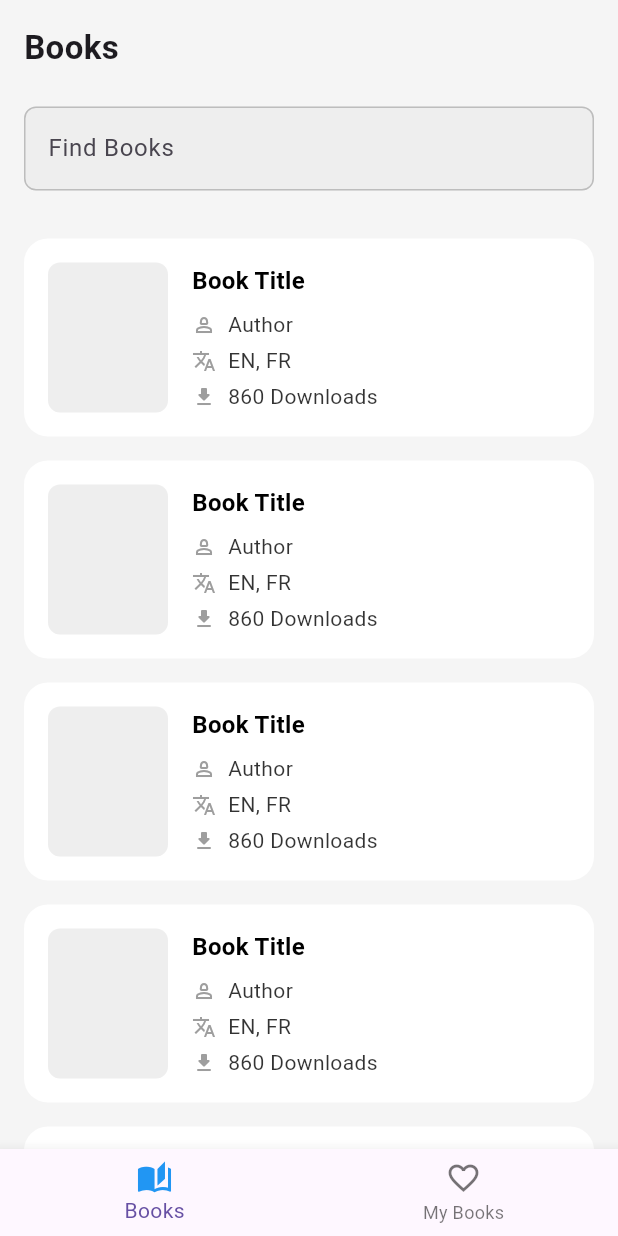
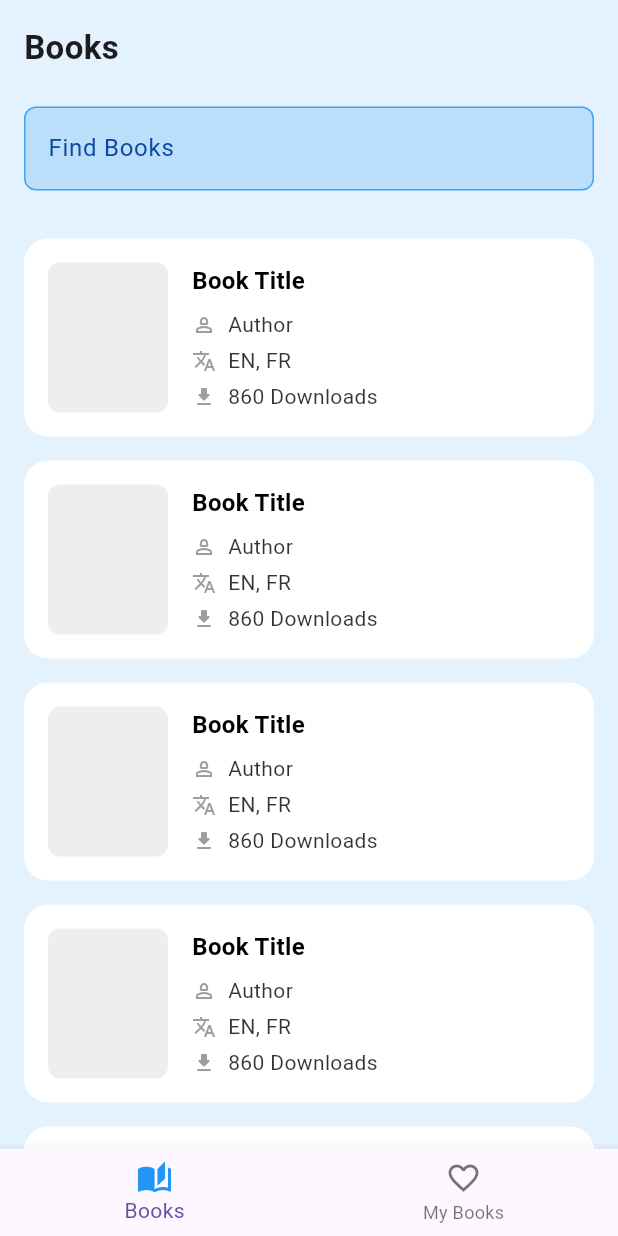
Before and after one commit to hamcuks/bucher-palm-code, a Flutter app: the screen it shows after launch, on a phone screen of 412 x 824 dp. Run offline on Flutter 3.47's test engine with Material 3 defaults, Android fonts, the phone set to English and light mode, and no system bars.

Commit message:
style: change prefered color app

```diff
--- a/lib/main.dart
+++ b/lib/main.dart
@@ -11,9 +11,12 @@ class MyApp extends StatelessWidget {
 
   @override
   Widget build(BuildContext context) {
-    return const MaterialApp(
+    return MaterialApp(
       title: 'Bucher - Palm Code',
-      home: MainScreen(),
+      theme: ThemeData(
+        scaffoldBackgroundColor: Colors.blue.shade50,
+      ),
+      home: const MainScreen(),
     );
   }
 }
@@ -29,7 +32,6 @@ class MainScreen extends StatelessWidget {
       valueListenable: tabBarMenuIndex,
       builder: (context, state, _) {
         return Scaffold(
-          backgroundColor: Colors.grey[100],
           bottomNavigationBar: BottomNavigationBar(
             currentIndex: state,
             onTap: (value) => tabBarMenuIndex.value = value,
@@ -44,7 +46,7 @@ class MainScreen extends StatelessWidget {
                 backgroundColor: Colors.red,
               ),
               BottomNavigationBarItem(
-                icon: Icon(Icons.favorite_border),
+                icon: const Icon(Icons.favorite_border),
                 activeIcon: Icon(
                   Icons.favorite,
                   color: Colors.redAccent.withOpacity(.7),
--- a/lib/screens/widgets/app_input_form.dart
+++ b/lib/screens/widgets/app_input_form.dart
@@ -20,18 +20,19 @@ class AppInputForm extends StatelessWidget {
       decoration: InputDecoration(
         hintText: hintText,
         filled: true,
-        fillColor: Colors.grey.shade200,
+        fillColor: Colors.blue.shade100,
+        hintStyle: TextStyle(color: Colors.blue.shade900),
         border: OutlineInputBorder(
           borderRadius: BorderRadius.circular(8),
-          borderSide: BorderSide(color: Colors.grey.shade300),
+          borderSide: BorderSide(color: Colors.blue.shade300),
         ),
         focusedBorder: OutlineInputBorder(
           borderRadius: BorderRadius.circular(8),
-          borderSide: BorderSide(color: Colors.grey.shade500, width: 1.5),
+          borderSide: BorderSide(color: Colors.blue.shade500, width: 1.5),
         ),
         enabledBorder: OutlineInputBorder(
           borderRadius: BorderRadius.circular(8),
-          borderSide: BorderSide(color: Colors.grey.shade400),
+          borderSide: BorderSide(color: Colors.blue.shade400),
         ),
       ),
     );
```
